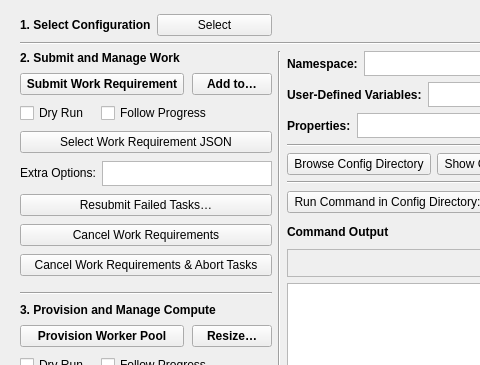
Old version of the form yellowdog_cli/commander/commander.ui in the repository yellowdog/yellowdog-cli; both pictures show x 0 to 480 and y 0 to 365 of the 1102 by 776 pixel window.
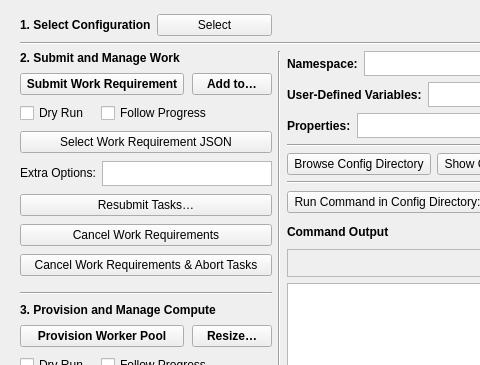
New version of the form.

Commit message: Commander: Resubmit Tasks, with the statuses in its dialog

What changed in the file:
```diff
--- a/yellowdog_cli/commander/commander.ui
+++ b/yellowdog_cli/commander/commander.ui
@@ -308,7 +308,7 @@
 as a new Work Requirement (yd workrequirement resubmit)</string>
         </property>
         <property name="text">
-         <string>Resubmit Failed Tasks…</string>
+         <string>Resubmit Tasks…</string>
         </property>
        </widget>
       </item>
```
Left out of the diff: 6 changed lines with no effect on the pictures. The commit also changes 10 other files.
